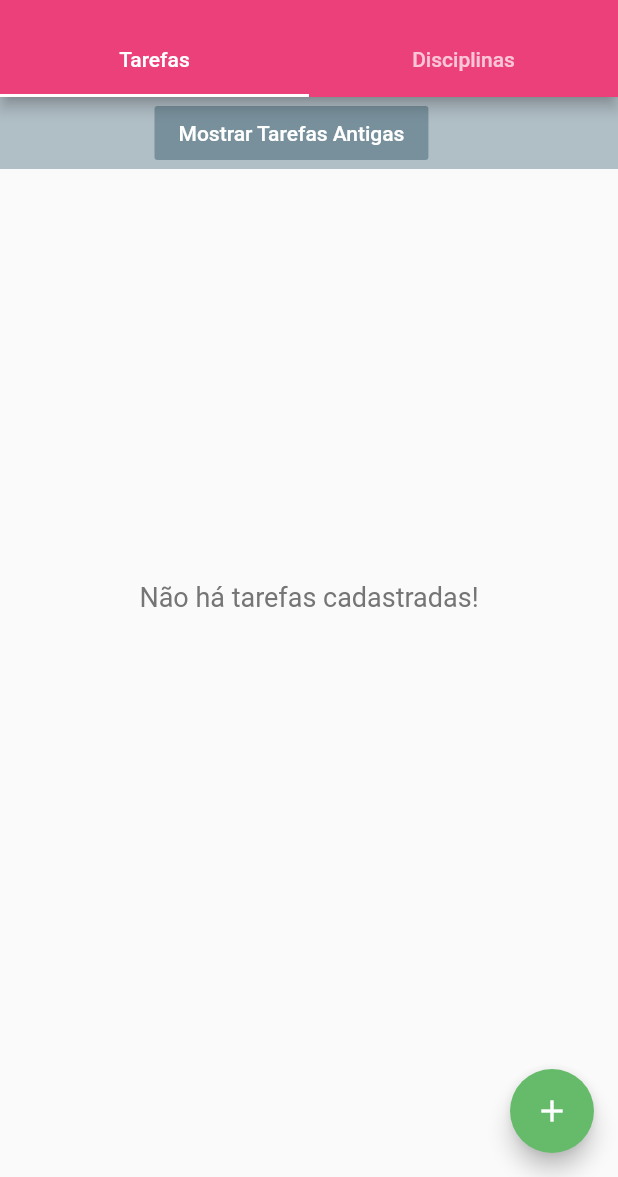
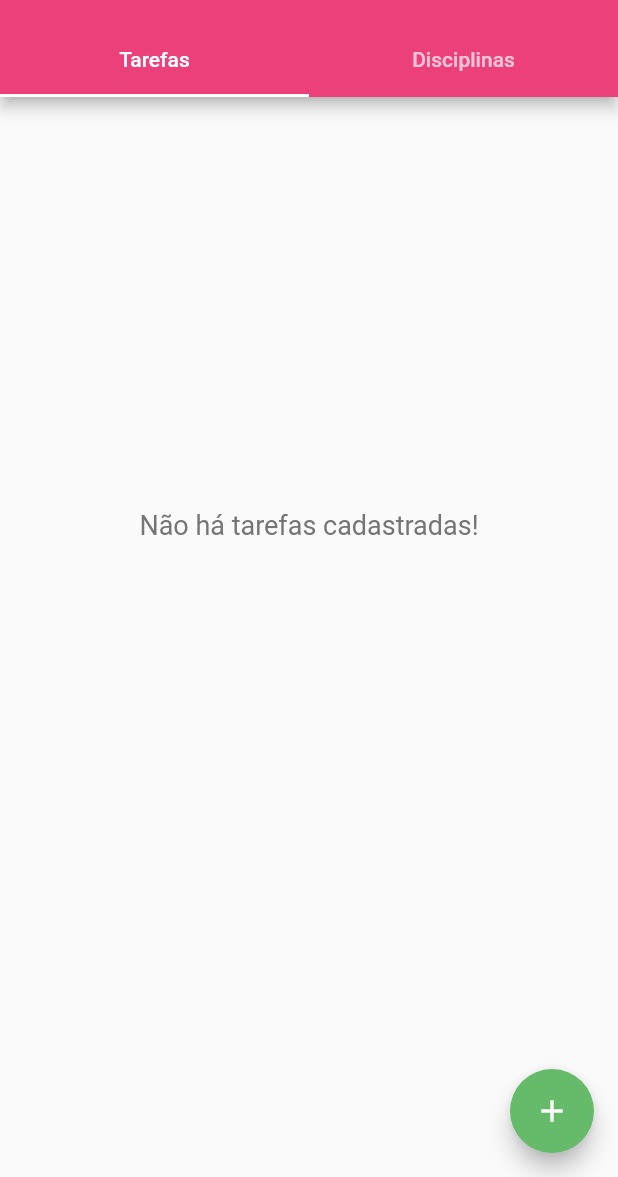
Before and after one commit to raquelms203/Organizer, a Flutter app: the screen it shows after launch, on a phone screen of 412 x 824 dp, the part 59-1236 px from its top. Run offline on Flutter 3.47's test engine with Material 2 defaults, Android fonts, the phone set to English and light mode, and no system bars; our stand-ins replace charts_flutter, sqflite; accounts and stored records are empty.

Commit message:
Tudo funcionando

```diff
--- a/lib/view/lista_tarefas.dart
+++ b/lib/view/lista_tarefas.dart
@@ -51,7 +51,39 @@ class _ListaTarefas extends State<ListaTarefas>
     if (listaTarefa == null) listaTarefa = List<Tarefa>();
 
     return Scaffold(
-      floatingActionButton: FloatingActionButton(
+      appBar: appBar(),
+      floatingActionButton: floatingBtn(),
+      body: Container(
+        child: Column(
+          children: <Widget>[
+            // btnTarefasAntiga(),
+            txtListaVazia(listaTarefa.length),
+            carregarLista()
+          ],
+        ),
+      ),
+    );
+  }
+
+  AppBar appBar() {
+    if (!widget.apenasVisualizar)
+      return null;
+      else {
+        return AppBar(
+          backgroundColor: Colors.pink[400],
+          leading: FlatButton(
+            child: Icon(Icons.arrow_back, size: 30, color: Colors.white,),
+            onPressed: () => Navigator.pop(context),
+          ),
+        );
+      }
+  }
+
+  FloatingActionButton floatingBtn() {
+    if (widget.apenasVisualizar)
+      return null;
+      else {
+        return FloatingActionButton(
         heroTag: "btn2",
         onPressed: () async {
           bool result = await Navigator.push(context,
@@ -63,20 +95,8 @@ class _ListaTarefas extends State<ListaTarefas>
         child: Icon(Icons.add),
         backgroundColor: Colors.green[400],
         tooltip: "Adicionar Tarefa",
-      ),
-      body:
-
-              Container(
-          child: Column(
-            children: <Widget>[
-              btnTarefasAntiga(),
-              txtListaVazia(listaTarefa.length),
-              carregarLista()
-            ],
-          ),
-        ),
-
       );
+      }
   }
 
   Container txtListaVazia(int tam) {
@@ -131,8 +151,6 @@ class _ListaTarefas extends State<ListaTarefas>
       child: ListView.builder(
         itemCount: listaTarefa.length,
         itemBuilder: (BuildContext context, int index) {
-
-          if (diasRestantes(listaTarefa[index].getData()) > 0) {
           return Container(
             child: Card(
               child: ListTile(
@@ -164,53 +182,13 @@ class _ListaTarefas extends State<ListaTarefas>
                   }));
                   if (result == true) atualizarListView();
                 },
-
               ),
             ),
           );
-
-        // } else if (mostrarAntigas && diasRestantes(listaTarefa[index].getData()) < 0){
-        //   return Container(
-        //     child: Card(
-        //       child: ListTile(
-        //         leading: iconePrioridade(listaTarefa[index].getPrioridade()),
-        //         title: Text(listaTarefa[index].getTipo()),
-        //         subtitle: Text(listaTarefa[index].getDisciplina()),
-        //         trailing: Column(
-        //           children: <Widget>[
-        //             Text(
-        //               diasRestantes(listaTarefa[index].getData()).toString(),
-        //               style: TextStyle(
-        //                   fontSize: 30.0,
-        //                   fontWeight: FontWeight.bold,
-        //                   color: Colors.blueGrey[600]),
-        //             ),
-        //             Text(
-        //               "DIAS",
-        //               style: TextStyle(
-        //                   fontSize: 12.0,
-        //                   fontWeight: FontWeight.bold,
-        //                   color: Colors.blueGrey[600]),
-        //             ),
-        //           ],
-        //         ),
-        //         onTap: () async {
-        //           bool result = await Navigator.push(context,
-        //               MaterialPageRoute(builder: (context) {
-        //             return ViewTarefa(tarefa: listaTarefa[index]);
-        //           }));
-        //           if (result == true) atualizarListView();
-        //         },
-
-          }}));
-
-
+        },
+      ),
+    );
 }
-
-
-
-
-
 
   void atualizarListView() {
     final Future<Database> dbFuture = databaseHelper.iniciarDb();
```
Lines whose indentation alone changed are shown as unchanged.
